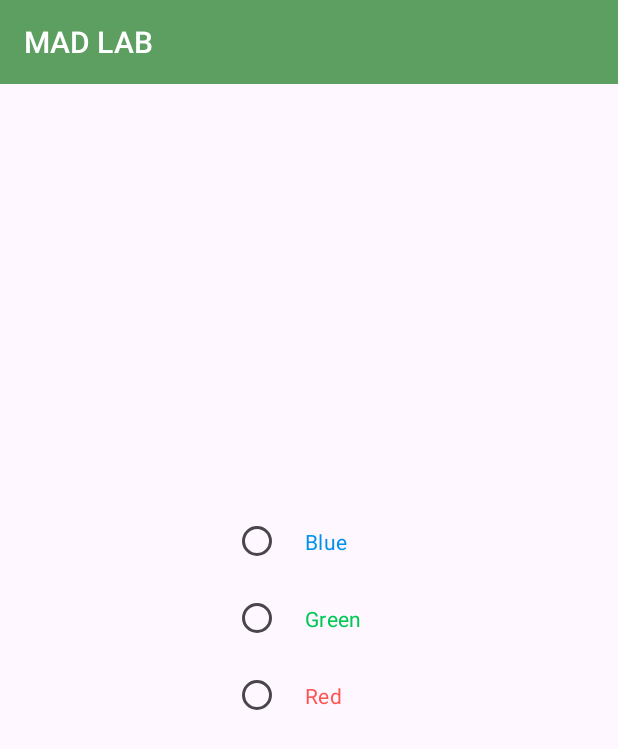
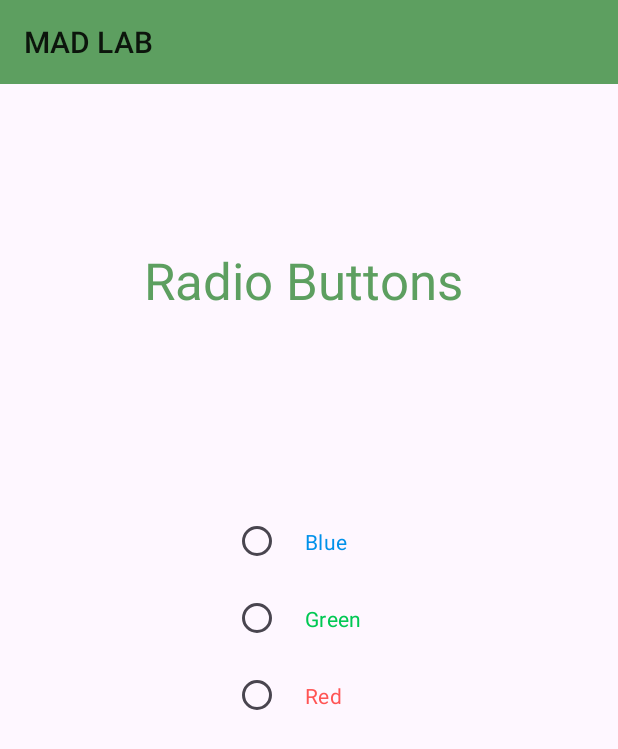
Before and after one commit to Navjotjakhwali/MADPRACTICAL1, an Android app: the RadioActivity screen opened directly, with no data from a screen before it, on a phone screen of 412 x 824 dp. Shown: the top 749 px of the screen. Run offline under Robolectric (Android 15) with nearby library versions, the phone set to English and light mode, and no system bars.

Commit message:
final mad

```diff
--- a/app/src/main/java/com/example/madlab/ScreenOrientation2.java
+++ b/app/src/main/java/com/example/madlab/ScreenOrientation2.java
@@ -1,12 +1,7 @@
 package com.example.madlab;
 
 import android.os.Bundle;
-
-import androidx.activity.EdgeToEdge;
 import androidx.appcompat.app.AppCompatActivity;
-import androidx.core.graphics.Insets;
-import androidx.core.view.ViewCompat;
-import androidx.core.view.WindowInsetsCompat;
 
 public class ScreenOrientation2 extends AppCompatActivity {
 
--- a/app/src/main/res/layout/activity_check_box.xml
+++ b/app/src/main/res/layout/activity_check_box.xml
@@ -17,7 +17,7 @@
         app:layout_constraintStart_toStartOf="parent"
         app:layout_constraintTop_toTopOf="parent"
         app:title="MAD LAB"
-        app:titleTextColor="@color/white" />
+         />
 
     <TextView
         android:id="@+id/textView"
@@ -75,7 +75,6 @@
         android:layout_marginTop="40dp"
         android:background="@drawable/shape"
         android:text="Submit"
-        android:textColor="@color/white"
         app:layout_constraintEnd_toEndOf="@+id/checkBox3"
         app:layout_constraintHorizontal_bias="0.409"
         app:layout_constraintStart_toStartOf="@+id/checkBox3"
--- a/app/src/main/res/layout/activity_progress_bar.xml
+++ b/app/src/main/res/layout/activity_progress_bar.xml
@@ -16,7 +16,7 @@
         app:layout_constraintStart_toStartOf="parent"
         app:layout_constraintTop_toTopOf="parent"
         app:title="MAD LAB"
-        app:titleTextColor="@color/white" />
+         />
     <ProgressBar
         android:id="@+id/progressBar"
         style="@android:style/Widget.DeviceDefault.Light.ProgressBar.Large"
--- a/app/src/main/res/layout/activity_radio.xml
+++ b/app/src/main/res/layout/activity_radio.xml
@@ -16,8 +16,20 @@
         app:layout_constraintEnd_toEndOf="parent"
         app:layout_constraintStart_toStartOf="parent"
         app:layout_constraintTop_toTopOf="parent"
-        app:title="MAD LAB"
-        app:titleTextColor="@color/white" />
+        app:title="MAD LAB" />
+
+    <TextView
+        android:id="@+id/textView"
+        android:layout_width="wrap_content"
+        android:layout_height="wrap_content"
+        android:layout_marginStart="96dp"
+        android:layout_marginTop="164dp"
+        android:text="Radio Buttons"
+        android:textColor="@color/colorPrimary"
+        android:textSize="34sp"
+        app:layout_constraintStart_toStartOf="parent"
+        app:layout_constraintTop_toTopOf="parent" />
+
     <RadioGroup
         android:id="@+id/radio_group"
         android:layout_width="wrap_content"
--- a/app/src/main/res/layout/activity_screen_orientation1.xml
+++ b/app/src/main/res/layout/activity_screen_orientation1.xml
@@ -15,8 +15,7 @@
         app:layout_constraintEnd_toEndOf="parent"
         app:layout_constraintStart_toStartOf="parent"
         app:layout_constraintTop_toTopOf="parent"
-        app:title="MAD LAB"
-        app:titleTextColor="@color/white" />
+        app:title="MAD LAB" />
     <TextView
         android:id="@+id/textView1"
         android:layout_width="wrap_content"
@@ -30,7 +29,6 @@
         app:layout_constraintHorizontal_bias="0.497"
         app:layout_constraintStart_toStartOf="parent"
         app:layout_constraintTop_toTopOf="parent" />
-
     <android.widget.Button
         android:id="@+id/button1"
         android:layout_width="wrap_content"
@@ -39,7 +37,6 @@
         android:background="@drawable/shape"
         android:onClick="onClick"
         android:text="Next Activity"
-        android:textColor="@color/white"
         app:layout_constraintEnd_toEndOf="parent"
         app:layout_constraintHorizontal_bias="0.498"
         app:layout_constraintStart_toStartOf="parent"
--- a/app/src/main/res/layout/activity_screen_orientation2.xml
+++ b/app/src/main/res/layout/activity_screen_orientation2.xml
@@ -16,7 +16,7 @@
         app:layout_constraintStart_toStartOf="parent"
         app:layout_constraintTop_toTopOf="parent"
         app:title="MAD LAB"
-        app:titleTextColor="@color/white" />
+        />
 
     <TextView
         android:id="@+id/textView2"
--- a/app/src/main/res/layout/activity_spinner.xml
+++ b/app/src/main/res/layout/activity_spinner.xml
@@ -16,7 +16,7 @@
         app:layout_constraintStart_toStartOf="parent"
         app:layout_constraintTop_toTopOf="parent"
         app:title="MAD LAB"
-        app:titleTextColor="@color/white" />
+      />
     <Spinner
         android:id="@+id/spinner"
         android:layout_width="wrap_content"
--- a/app/src/main/res/values/colors.xml
+++ b/app/src/main/res/values/colors.xml
@@ -1,5 +1,5 @@
 <?xml version="1.0" encoding="utf-8"?>
 <resources>
-    <color name="black">#FF000000</color>
-    <color name="white">#FFFFFFFF</color>
+    <color name="colorPrimary">#5D9F60</color> <!-- Toolbar color -->
+    <color name="colorPrimaryDark">#5D9F60</color> <!-- Status bar color -->
 </resources>
--- a/app/src/main/res/values/themes.xml
+++ b/app/src/main/res/values/themes.xml
@@ -3,7 +3,10 @@
     <style name="Base.Theme.MADLAB" parent="Theme.Material3.DayNight.NoActionBar">
         <!-- Customize your light theme here. -->
         <!-- <item name="colorPrimary">@color/my_light_primary</item> -->
-    </style>
+            <item name="colorPrimary">@color/colorPrimary</item>
+            <item name="colorPrimaryDark">@color/colorPrimaryDark</item>
+        </style>
 
     <style name="Theme.MADLAB" parent="Base.Theme.MADLAB" />
+
 </resources>
```
Also changed, not shown: app/src/main/java/com/example/madlab/RatingBarActivity.java (+1 -8 lines), app/src/main/java/com/example/madlab/ScreenOrientation1.java (+0 -7 lines), app/src/main/java/com/example/madlab/SpinnerActivity.java (+2 -20 lines), app/src/main/res/layout/activity_date_time.xml (+3 -5 lines), app/src/main/res/layout/activity_main.xml (+1 -8 lines), app/src/main/res/layout/activity_rating_bar.xml (+4 -3 lines).
